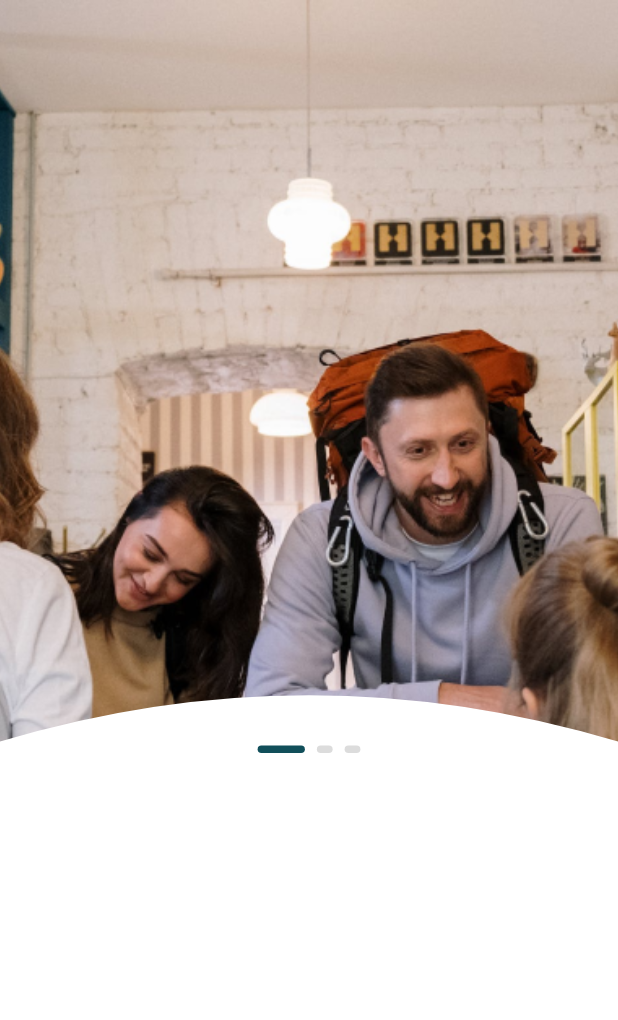
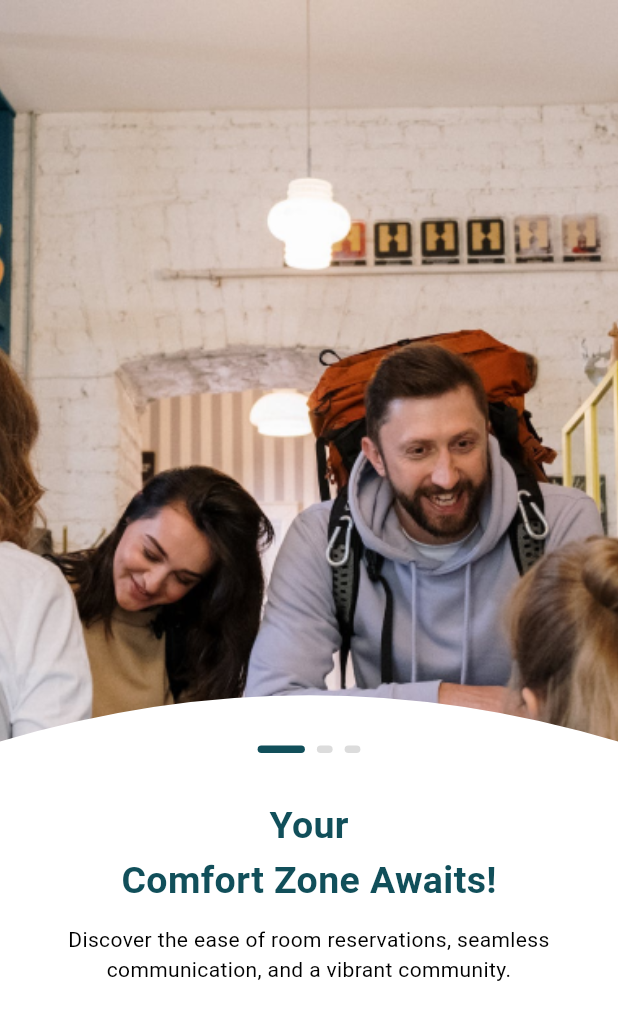
Before and after one commit to muhammed-aslam-pm/Hostel-Manager, a Flutter app: the screen it shows after launch, on a phone screen of 412 x 824 dp. Shown: the top 1020 px of the screen. Run offline on Flutter 3.47's test engine with Material 3 defaults, Android fonts, the phone set to English and light mode, and no system bars; drawn by our look-alikes of smooth_page_indicator.

Commit message:
onBoard sinle page completed

```diff
--- a/lib/utils/color_constants.dart
+++ b/lib/utils/color_constants.dart
@@ -2,6 +2,7 @@ import 'package:flutter/material.dart';
 
 class ColorConstants {
   static Color primaryWhiteColor = Colors.white;
+  static Color primaryBlackColor = Colors.black;
   static Color primaryColor = Color(0xff114F5A);
   static Color SecondaryColor1 = Color(0xffDCDCDC);
 }
--- a/lib/utils/text_style_constatnts.dart
+++ b/lib/utils/text_style_constatnts.dart
@@ -6,4 +6,9 @@ class TextStyleConstants {
       fontSize: 25,
       color: ColorConstants.primaryColor,
       fontWeight: FontWeight.w700);
+
+  static TextStyle onboardText2 = TextStyle(
+      fontSize: 14,
+      color: ColorConstants.primaryBlackColor,
+      fontWeight: FontWeight.w400);
 }
--- a/lib/view/onboarding_screen/onboarding_screen.dart
+++ b/lib/view/onboarding_screen/onboarding_screen.dart
@@ -2,6 +2,7 @@ import 'package:flutter/material.dart';
 import 'package:hostel_management_app/controller/onBordingControllers/custom_clipper.dart';
 import 'package:hostel_management_app/utils/color_constants.dart';
 import 'package:hostel_management_app/utils/image_constants.dart';
+import 'package:hostel_management_app/utils/text_style_constatnts.dart';
 import 'package:smooth_page_indicator/smooth_page_indicator.dart';
 
 class OnBoardingScreen extends StatefulWidget {
@@ -19,7 +20,6 @@ class _OnBoardingScreenState extends State<OnBoardingScreen> {
     // TODO: implement dispose
     super.dispose();
   }
-
   @override
   Widget build(BuildContext context) {
     return Scaffold(
@@ -79,6 +79,52 @@ class _OnBoardingScreenState extends State<OnBoardingScreen> {
                     SizedBox(
                       height: 30,
                     ),
+                    Container(
+                      width: MediaQuery.sizeOf(context).width * 80 / 100,
+                      height: 150,
+                      child: PageView(
+                        controller: pageController,
+                        children: [
+                          Column(
+                            children: [
+                              SizedBox(
+                                width:
+                                    MediaQuery.sizeOf(context).width * 65 / 100,
+                                height: MediaQuery.sizeOf(context).height *
+                                    9.04 /
+                                    100,
+                                child: Column(
+                                  mainAxisAlignment:
+                                      MainAxisAlignment.spaceEvenly,
+                                  crossAxisAlignment: CrossAxisAlignment.center,
+                                  children: [
+                                    Text(
+                                      "Your",
+                                      style: TextStyleConstants.onboardText1,
+                                    ),
+                                    Text(
+                                      "Comfort Zone Awaits!",
+                                      style: TextStyleConstants.onboardText1,
+                                    )
+                                  ],
+                                ),
+                              ),
+                              SizedBox(
+                                height: 10,
+                              ),
+                              SizedBox(
+                                child: Text(
+                                  "Discover the ease of room reservations, seamless communication, and a vibrant community.",
+                                  style: TextStyleConstants.onboardText2,
+                                  textAlign: TextAlign.center,
+                                ),
+                              )
+                            ],
+                          ),
+                          Text("2")
+                        ],
+                      ),
+                    )
                   ]),
                 ),
               ),
```
